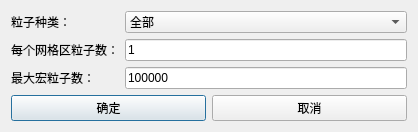
Qt form src/Mod/Physics/PhysicsGui/MergeDlg.ui (BeQuiet1228/FreeCAD) before a commit.
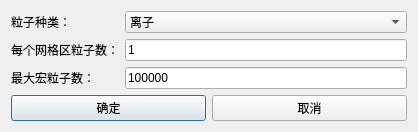
The same form after that commit.

Patch:
```diff
--- a/src/Mod/Physics/PhysicsGui/MergeDlg.ui
+++ b/src/Mod/Physics/PhysicsGui/MergeDlg.ui
@@ -55,7 +55,7 @@
       <widget class="QComboBox" name="comboBox">
        <item>
         <property name="text">
-         <string>全部</string>
+         <string>离子</string>
         </property>
        </item>
        <item>
```
Left out of the diff: 5 changed lines with no effect on the pictures.
